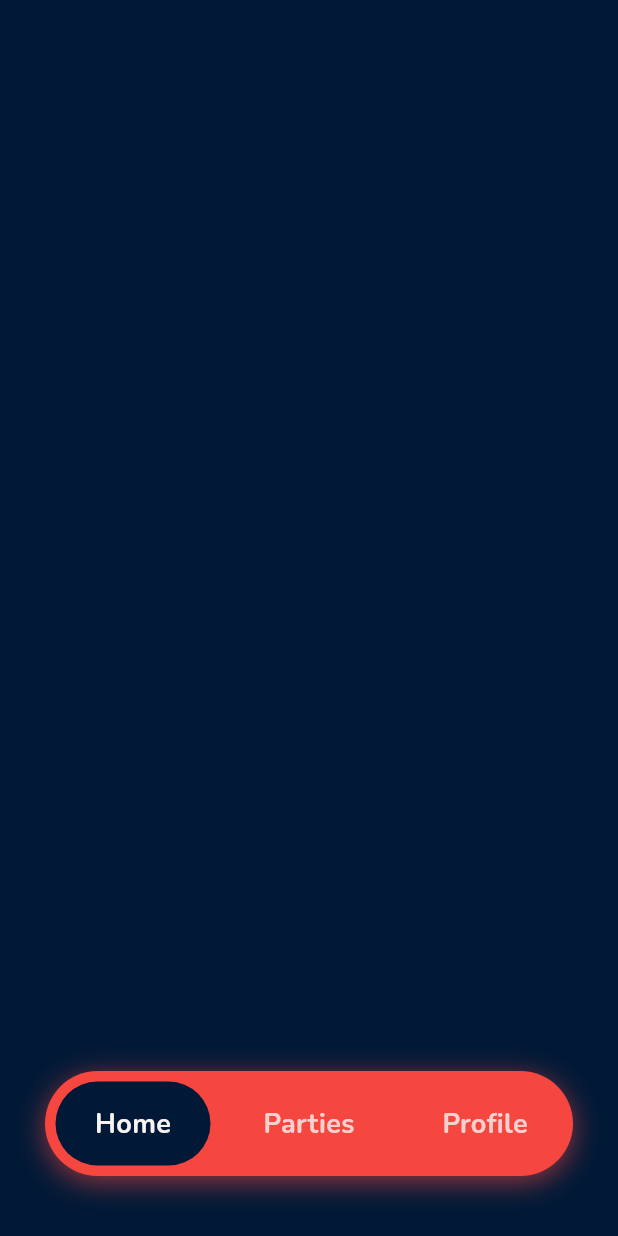
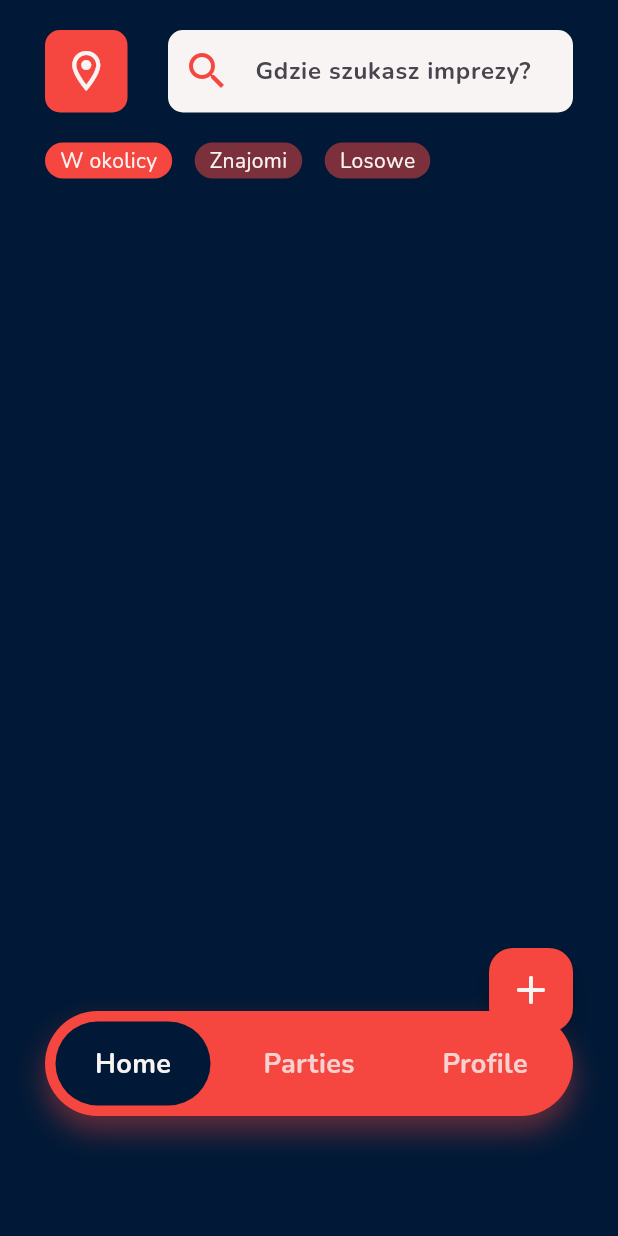
Before and after one commit to bruh-squad/drinkify, a Flutter app: the PartiesPage screen opened by its route, on a phone screen of 412 x 824 dp. Run offline on Flutter 3.47's test engine with Material 2 defaults, Android fonts, the phone set to English and light mode, and no system bars; our stand-ins replace go_router; network calls fail.

Commit message:
Parties page and minor changes

```diff
--- /dev/null
+++ b/lib/routes/map_page.dart
@@ -0,0 +1,14 @@
+import 'package:flutter/material.dart';
+
+import '../utils/theming.dart';
+
+class MapPage extends StatelessWidget {
+  const MapPage({super.key});
+
+  @override
+  Widget build(BuildContext context) {
+    return const Scaffold(
+      backgroundColor: Theming.bgColor,
+    );
+  }
+}
--- a/lib/routes/parties_page.dart
+++ b/lib/routes/parties_page.dart
@@ -1,4 +1,6 @@
 import 'package:flutter/material.dart';
+
+import '../widgets/partiespage/search_and_map.dart';
 
 import '../utils/theming.dart';
 
@@ -7,8 +9,36 @@ class PartiesPage extends StatelessWidget {
 
   @override
   Widget build(BuildContext context) {
-    return const Scaffold(
+    return Scaffold(
       backgroundColor: Theming.bgColor,
+      resizeToAvoidBottomInset: false,
+      floatingActionButton: Padding(
+        padding: const EdgeInsets.only(
+          bottom: 120,
+          right: 14,
+        ),
+        child: FloatingActionButton(
+          backgroundColor: Theming.primaryColor,
+          onPressed: () {},
+          child: const Icon(
+            Icons.add_rounded,
+            color: Theming.whiteTone,
+            size: 32,
+          ),
+        ),
+      ),
+      body: Padding(
+        padding: EdgeInsets.only(
+          top: MediaQuery.of(context).padding.top + 20,
+          right: 30,
+          left: 30,
+        ),
+        child: Column(
+          children: const [
+            SearchAndMap(),
+          ],
+        ),
+      ),
     );
   }
 }
--- a/lib/utils/router.dart
+++ b/lib/utils/router.dart
@@ -44,13 +44,14 @@ class _ScaffoldWithNavBar extends StatelessWidget {
   @override
   Widget build(BuildContext context) {
     return Scaffold(
+      resizeToAvoidBottomInset: false,
       body: Stack(
         children: [
           child,
-          Align(
+          const Align(
             alignment: Alignment.bottomCenter,
             child: NavBar(
-              bottomMargin: 40 + MediaQuery.of(context).padding.bottom,
+              bottomMargin: 80,
             ),
           ),
         ],
--- a/lib/utils/theming.dart
+++ b/lib/utils/theming.dart
@@ -41,4 +41,9 @@ class Styles {
     fontWeight: FontWeight.bold,
   );
 
+  static const hintTextSearchBar = TextStyle(
+    fontWeight: FontWeight.bold,
+    fontSize: 16,
+  );
+
 }
--- a/lib/widgets/navbar.dart
+++ b/lib/widgets/navbar.dart
@@ -39,8 +39,8 @@ class _NavBarState extends State<NavBar> {
         boxShadow: [
           BoxShadow(
             blurRadius: 15,
-            color: Theming.primaryColor.withOpacity(0.6),
-            offset: const Offset(0, 4),
+            color: Theming.primaryColor.withOpacity(0.4),
+            offset: const Offset(0, 10),
           ),
         ],
       ),
--- /dev/null
+++ b/lib/widgets/partiespage/search_and_map.dart
@@ -0,0 +1,126 @@
+import 'package:flutter/material.dart';
+
+import '/utils/theming.dart';
+
+class SearchAndMap extends StatefulWidget {
+  const SearchAndMap({super.key});
+
+  @override
+  State<SearchAndMap> createState() => _SearchAndMapState();
+}
+
+class _SearchAndMapState extends State<SearchAndMap> {
+  late int selectedIndex;
+
+  @override
+  void initState() {
+    super.initState();
+    selectedIndex = 0;
+  }
+
+  @override
+  Widget build(BuildContext context) {
+    return Container(
+      height: 75 + MediaQuery.of(context).padding.top,
+      width: MediaQuery.of(context).size.width - 30 * 2,
+      decoration: const BoxDecoration(
+        color: Theming.bgColor,
+      ),
+      child: Column(
+        children: [
+          //Search bar and map button
+          Row(
+            children: [
+              //Map button
+              GestureDetector(
+                onTap: () {},
+                child: Container(
+                  height: 55,
+                  width: 55,
+                  decoration: BoxDecoration(
+                    color: Theming.primaryColor,
+                    borderRadius: BorderRadius.circular(10),
+                  ),
+                  child: const Icon(
+                    Icons.location_on_outlined,
+                    size: 32,
+                    color: Theming.whiteTone,
+                  ),
+                ),
+              ),
+
+              const Spacer(),
+
+              //Search bar
+              Container(
+                height: 55,
+                width: 270,
+                padding: const EdgeInsets.symmetric(horizontal: 10),
+                alignment: Alignment.center,
+                decoration: BoxDecoration(
+                  color: Theming.whiteTone,
+                  borderRadius: BorderRadius.circular(10),
+                ),
+                child: const TextField(
+                  cursorColor: Theming.primaryColor,
+                  style: TextStyle(fontWeight: FontWeight.w700),
+                  decoration: InputDecoration(
+                    hintText: "Gdzie szukasz imprezy?",
+                    hintStyle: Styles.hintTextSearchBar,
+                    border: InputBorder.none,
+                    icon: Icon(
+                      Icons.search,
+                      color: Theming.primaryColor,
+                      size: 32,
+                    ),
+                  ),
+                ),
+              ),
+            ],
+          ),
+
+          const SizedBox(height: 20),
+          //Category roll
+          Row(
+            children: [
+              _categoryItem(0, caption: "W okolicy"),
+              _categoryItem(1, caption: "Znajomi"),
+              _categoryItem(2, caption: "Losowe"),
+            ],
+          ),
+        ],
+      ),
+    );
+  }
+
+  Widget _categoryItem(
+    int index, {
+    required String caption,
+  }) {
+    return GestureDetector(
+      onTap: () {
+        setState(() => selectedIndex = index);
+      },
+      child: AnimatedContainer(
+        duration: const Duration(milliseconds: 80),
+        padding: const EdgeInsets.symmetric(
+          horizontal: 10,
+          vertical: 2,
+        ),
+        margin: const EdgeInsets.only(right: 15),
+        decoration: BoxDecoration(
+          color: Theming.primaryColor.withOpacity(
+            selectedIndex == index ? 1.0 : 0.5,
+          ),
+          borderRadius: BorderRadius.circular(50),
+        ),
+        child: Text(
+          caption,
+          style: const TextStyle(
+            color: Theming.whiteTone,
+          ),
+        ),
+      ),
+    );
+  }
+}
```
